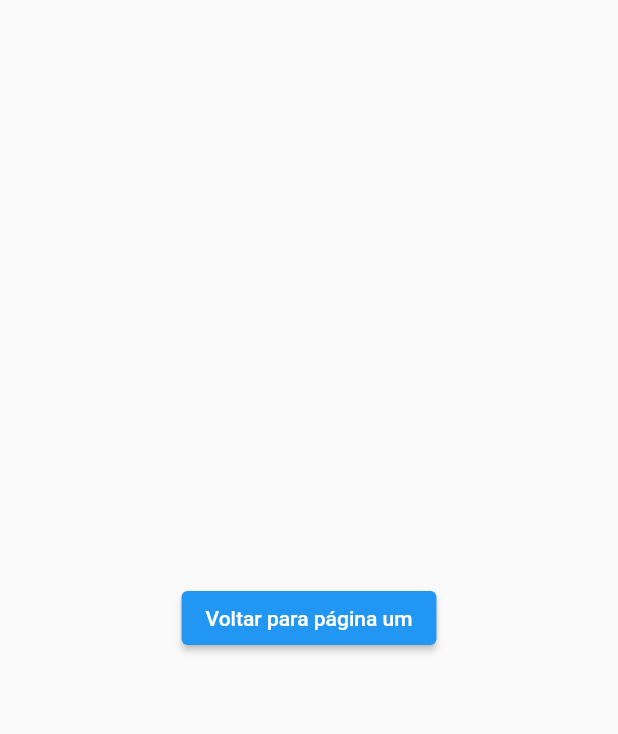
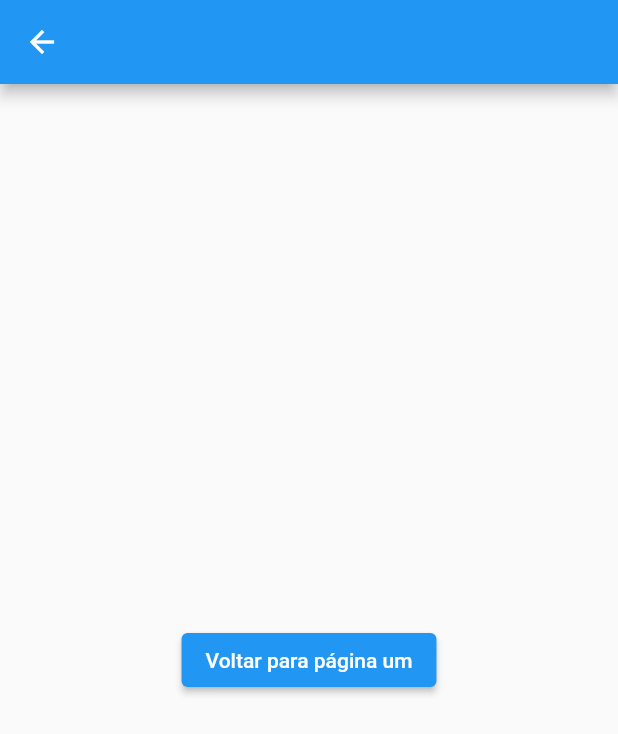
Before and after one commit to HugoPinheiroRaimundo/Navigation_Pages, a Flutter app: the screen it shows after launch, after a tap on "Ir para segunda page", on a phone screen of 412 x 824 dp. Shown: the top 734 px of the screen. Run offline on Flutter 3.47's test engine with Material 2 defaults, Android fonts, the phone set to English and light mode, and no system bars.

Commit message:
Navigation com parâmeter and canPop

```diff
--- a/lib/main.dart
+++ b/lib/main.dart
@@ -1,4 +1,5 @@
 import 'package:flutter/material.dart';
+import 'package:navigation_pages/two_page.dart';
 import 'one_page.dart';
 
 void main() {
@@ -15,7 +16,12 @@ class MyApp extends StatelessWidget {
       theme: ThemeData(
         primarySwatch: Colors.blue,
       ),
-      home: const OnePage(),
+      //  home: const OnePage(), - página inicial por Navigator
+      initialRoute: "/",
+      routes: {
+        "/": (context) => const OnePage(),
+        "/twoPage": ((context) => const TwoPage()),
+      },
     );
   }
 }
--- a/lib/one_page.dart
+++ b/lib/one_page.dart
@@ -7,12 +7,14 @@ class OnePage extends StatelessWidget {
   @override
   Widget build(BuildContext context) {
     return Scaffold(
+      appBar: AppBar(),
       body: Center(
         child: ElevatedButton(
           onPressed: () {
-            Navigator.of(context).push(
-              MaterialPageRoute(builder: (context) => const TwoPage()),
-            );
+            Navigator.of(context).pushNamed("/twoPage"); // Rotas nomeadas /
+            //  Navigator.of(context).push( // navegação padrão
+            //  MaterialPageRoute(builder: (context) => const TwoPage()),
+            //  );
           },
           child: const Text("Ir para segunda page"),
         ),
--- a/lib/two_page.dart
+++ b/lib/two_page.dart
@@ -7,10 +7,13 @@ class TwoPage extends StatelessWidget {
   @override
   Widget build(BuildContext context) {
     return Scaffold(
+      appBar: AppBar(),
       body: Center(
         child: ElevatedButton(
           onPressed: () {
-            Navigator.of(context).pop();
+            if (Navigator.of(context).canPop()) {
+              Navigator.of(context).pop("Retorno");
+            }
           },
           child: const Text("Voltar para página um"),
         ),
```
